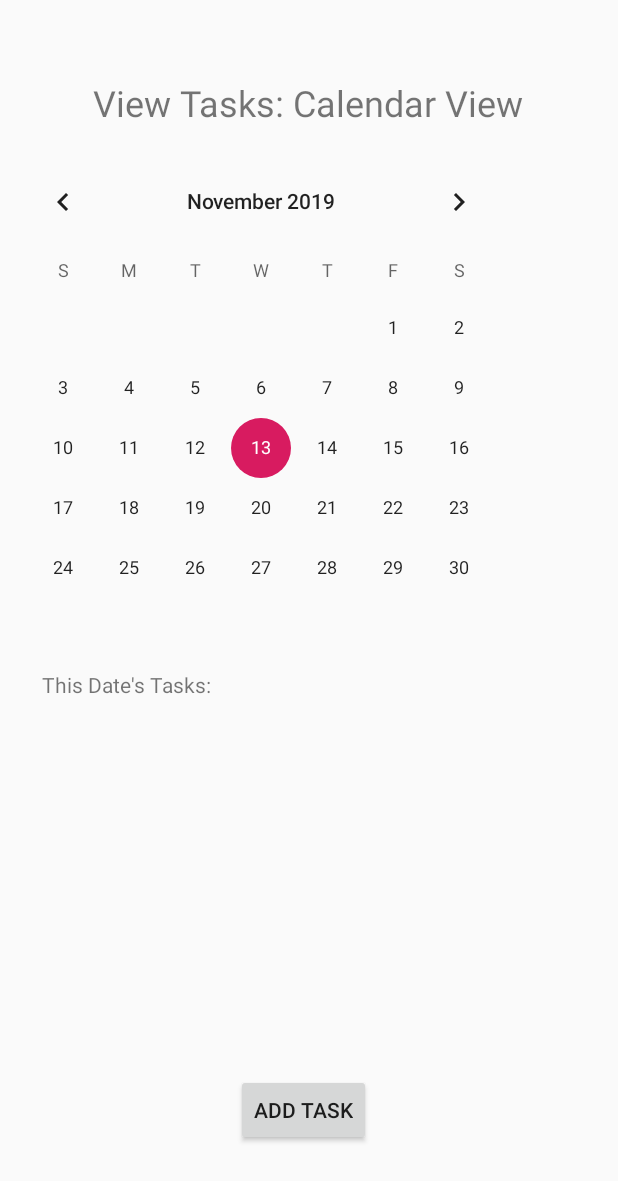
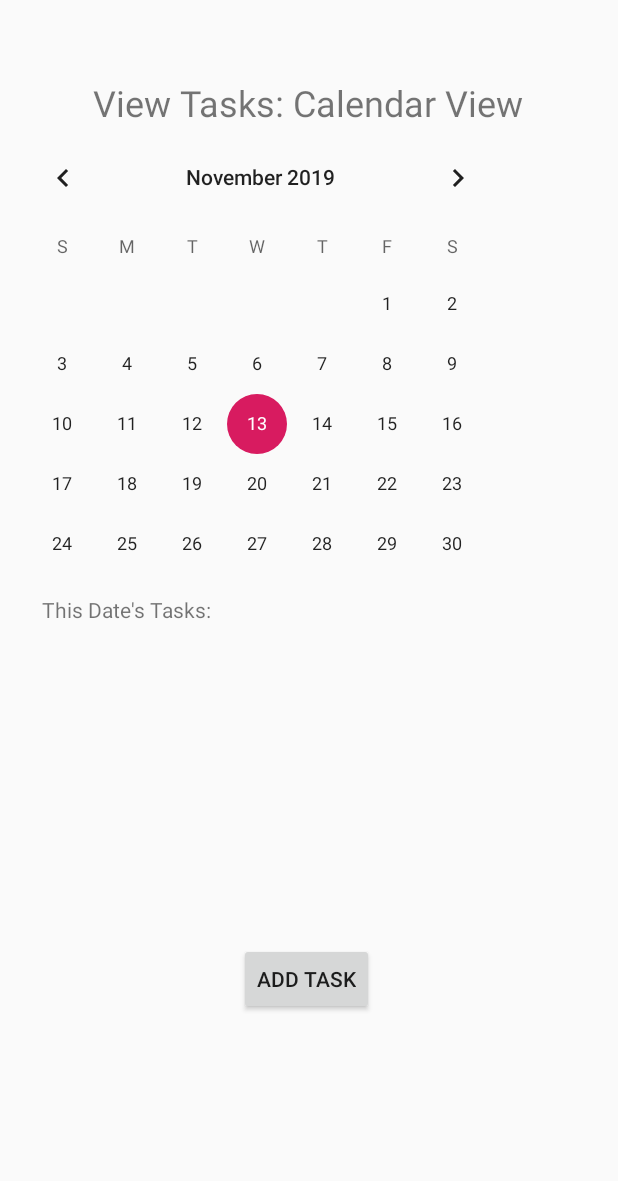
Before and after one commit to alecguilin/CougarPlanner, an Android app: the layout activity_view_tasks_calendar.xml on its own in the app's theme, with its tools: preview values and no code run, on a phone screen of 412 x 824 dp. Shown: the top 1181 px of the screen. Run offline under Robolectric (Android 15) with nearby library versions, the phone set to English and light mode, and no system bars.

```diff
--- a/app/src/main/java/csusm/cs443/cougarplanner/MainActivity.kt
+++ b/app/src/main/java/csusm/cs443/cougarplanner/MainActivity.kt
@@ -1,10 +1,12 @@
 package csusm.cs443.cougarplanner
 
 import android.app.Activity
+import android.content.Intent
 import androidx.appcompat.app.AppCompatActivity
 import android.os.Bundle
 import android.widget.Button
 import android.widget.Toast
+import csusm.cs443.cougarplanner.ui.login.LoginActivity
 import kotlinx.android.synthetic.main.activity_main.*
 
 class MainActivity : AppCompatActivity() {
@@ -14,5 +16,8 @@ class MainActivity : AppCompatActivity() {
         setContentView(R.layout.activity_main)
         Toast.makeText(this, "Hi there! This is a Toast.", Toast.LENGTH_LONG).show()
 
+        BIGBUTTON.setOnClickListener {
+            startActivity(Intent(this, Logged_in_main_view::class.java))
+        }
     }
 }
--- a/app/src/main/res/layout/activity_login.xml
+++ b/app/src/main/res/layout/activity_login.xml
@@ -44,7 +44,7 @@
         app:layout_constraintTop_toBottomOf="@+id/username" />
 
     <Button
-        android:id="@+id/login"
+        android:id="@+id/Login"
         android:layout_width="wrap_content"
         android:layout_height="wrap_content"
         android:layout_gravity="start"
--- a/app/src/main/res/layout/activity_view_tasks_calendar.xml
+++ b/app/src/main/res/layout/activity_view_tasks_calendar.xml
@@ -20,11 +20,10 @@
 
     <CalendarView
         android:id="@+id/taskCalendar"
-        android:layout_width="wrap_content"
-        android:layout_height="wrap_content"
-        android:layout_marginTop="16dp"
+        android:layout_width="347dp"
+        android:layout_height="304dp"
         app:layout_constraintTop_toBottomOf="@+id/ViewTasksCalendarLbl"
-        tools:layout_editor_absoluteX="31dp" />
+        tools:layout_editor_absoluteX="30dp" />
 
     <TextView
         android:id="@+id/DayTasksLbl"
@@ -51,9 +50,10 @@
 
     <androidx.recyclerview.widget.RecyclerView
         android:id="@+id/dateTasksList"
-        android:layout_width="0dp"
-        android:layout_height="189dp"
+        android:layout_width="345dp"
+        android:layout_height="156dp"
         app:layout_constraintEnd_toStartOf="@+id/guideline4"
+        app:layout_constraintHorizontal_bias="1.0"
         app:layout_constraintStart_toStartOf="@+id/guideline2"
         app:layout_constraintTop_toBottomOf="@+id/DayTasksLbl" />
 
@@ -64,7 +64,9 @@
         android:text="Add Task"
         app:layout_constraintBottom_toBottomOf="parent"
         app:layout_constraintEnd_toStartOf="@+id/guideline4"
+        app:layout_constraintHorizontal_bias="0.509"
         app:layout_constraintStart_toStartOf="@+id/guideline2"
-        app:layout_constraintTop_toBottomOf="@+id/dateTasksList" />
+        app:layout_constraintTop_toBottomOf="@+id/dateTasksList"
+        app:layout_constraintVertical_bias="0.279" />
 
 </androidx.constraintlayout.widget.ConstraintLayout>
```
Also changed, not shown: app/src/main/java/csusm/cs443/cougarplanner/CreateNewClass.kt (+9 -0 lines), app/src/main/java/csusm/cs443/cougarplanner/CreateNewTask.kt (+7 -0 lines), app/src/main/java/csusm/cs443/cougarplanner/Logged_in_main_view.kt (+18 -0 lines), app/src/main/java/csusm/cs443/cougarplanner/ui/login/LoginActivity.kt (+15 -88 lines), 2 other files.
